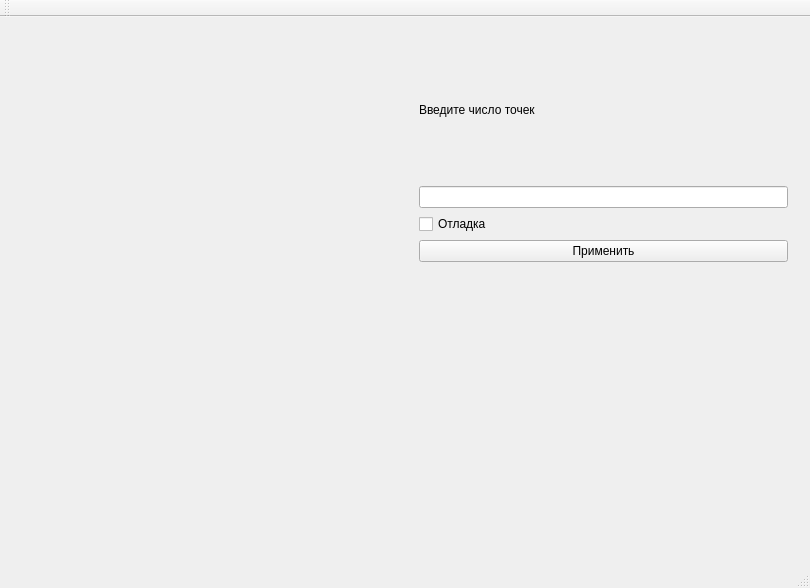
Old version of the form ComputerGraphics/mainwindow.ui in the repository ilmb/Computer-Graphics.
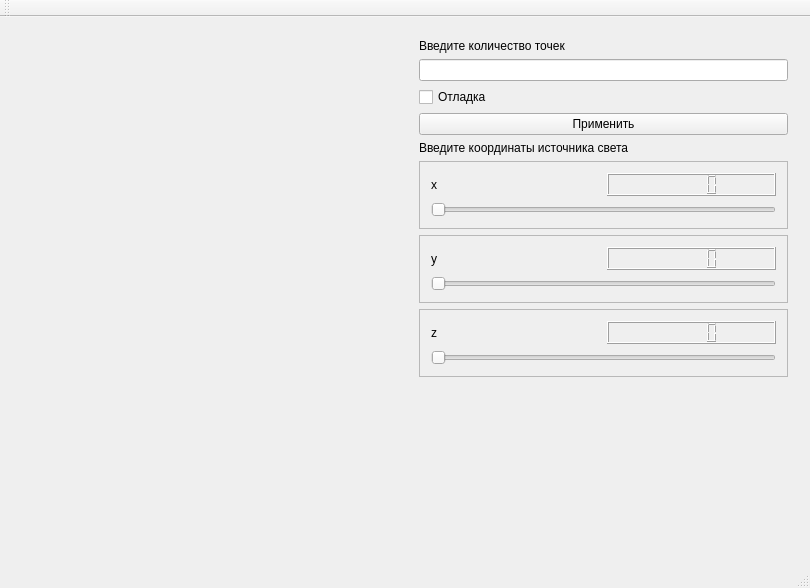
New version of the form. Custom widgets are drawn as their Qt base class.

Commit message: Изменен интерфейс

```diff
--- a/ComputerGraphics/mainwindow.ui
+++ b/ComputerGraphics/mainwindow.ui
@@ -40,14 +40,36 @@
        <enum>QFrame::Raised</enum>
       </property>
       <layout class="QGridLayout" name="gridLayout">
-       <item row="3" column="0">
-        <widget class="QPushButton" name="pushButton">
-         <property name="text">
-          <string>Применить</string>
+       <item row="5" column="0">
+        <widget class="QFrame" name="xFrame">
+         <property name="frameShape">
+          <enum>QFrame::StyledPanel</enum>
          </property>
+         <property name="frameShadow">
+          <enum>QFrame::Raised</enum>
+         </property>
+         <layout class="QGridLayout" name="gridLayout_3">
+          <item row="0" column="0">
+           <widget class="QLabel" name="xLabel">
+            <property name="text">
+             <string>x</string>
+            </property>
+           </widget>
+          </item>
+          <item row="0" column="1">
+           <widget class="QLCDNumber" name="xLcdNumber"/>
+          </item>
+          <item row="1" column="0" colspan="2">
+           <widget class="QSlider" name="xHorizontalSlider">
+            <property name="orientation">
+             <enum>Qt::Horizontal</enum>
+            </property>
+           </widget>
+          </item>
+         </layout>
         </widget>
        </item>
-       <item row="4" column="0" rowspan="2">
+       <item row="9" column="0">
         <spacer name="verticalSpacer">
          <property name="orientation">
           <enum>Qt::Vertical</enum>
@@ -60,13 +82,10 @@
          </property>
         </spacer>
        </item>
-       <item row="1" column="0">
-        <widget class="QLineEdit" name="lineEdit"/>
-       </item>
-       <item row="0" column="0">
+       <item row="4" column="0">
         <widget class="QLabel" name="label">
          <property name="text">
-          <string>Введите число точек</string>
+          <string>Введите координаты источника света</string>
          </property>
         </widget>
        </item>
@@ -77,6 +96,81 @@
          </property>
         </widget>
        </item>
+       <item row="6" column="0">
+        <widget class="QFrame" name="yFrame">
+         <property name="frameShape">
+          <enum>QFrame::StyledPanel</enum>
+         </property>
+         <property name="frameShadow">
+          <enum>QFrame::Raised</enum>
+         </property>
+         <layout class="QGridLayout" name="gridLayout_4">
+          <item row="0" column="0">
+           <widget class="QLabel" name="yLabel">
+            <property name="text">
+             <string>y</string>
+            </property>
+           </widget>
+          </item>
+          <item row="0" column="1">
+           <widget class="QLCDNumber" name="yLcdNumber"/>
+          </item>
+          <item row="1" column="0" colspan="2">
+           <widget class="QSlider" name="yHorizontalSlider">
+            <property name="orientation">
+             <enum>Qt::Horizontal</enum>
+            </property>
+           </widget>
+          </item>
+         </layout>
+        </widget>
+       </item>
+       <item row="1" column="0">
+        <widget class="QLineEdit" name="lineEdit"/>
+       </item>
+       <item row="0" column="0">
+        <widget class="QLabel" name="label_2">
+         <property name="text">
+          <string>Введите количество точек</string>
+         </property>
+        </widget>
+       </item>
+       <item row="7" column="0">
+        <widget class="QFrame" name="zFrame">
+         <property name="frameShape">
+          <enum>QFrame::StyledPanel</enum>
+         </property>
+         <property name="frameShadow">
+          <enum>QFrame::Raised</enum>
+         </property>
+         <layout class="QGridLayout" name="gridLayout_5">
+          <item row="0" column="0">
+           <widget class="QLabel" name="zLabel">
+            <property name="text">
+             <string>z</string>
+            </property>
+           </widget>
+          </item>
+          <item row="0" column="1">
+           <widget class="QLCDNumber" name="zLcdNumber"/>
+          </item>
+          <item row="1" column="0" colspan="2">
+           <widget class="QSlider" name="zHorizontalSlider">
+            <property name="orientation">
+             <enum>Qt::Horizontal</enum>
+            </property>
+           </widget>
+          </item>
+         </layout>
+        </widget>
+       </item>
+       <item row="3" column="0">
+        <widget class="QPushButton" name="pushButton">
+         <property name="text">
+          <string>Применить</string>
+         </property>
+        </widget>
+       </item>
       </layout>
      </widget>
     </item>
```
Left out of the diff: 2 changed lines with no effect on the pictures.
